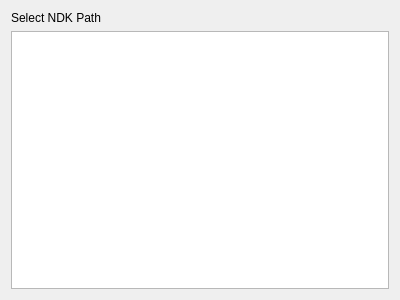
The window that src/plugins/qnx/blackberryinstallwizardndkpage.ui (qt-creator/qt-creator) describes before a commit, drawn with Qt 5.
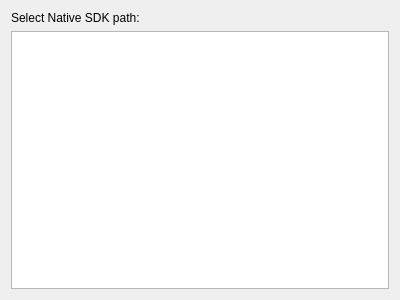
The same window after the commit.

Commit message: Qnx: Add missing titles to install wizard pages

Diff of the .ui file:
```diff
--- a/src/plugins/qnx/blackberryinstallwizardndkpage.ui
+++ b/src/plugins/qnx/blackberryinstallwizardndkpage.ui
@@ -17,7 +17,7 @@
    <item>
     <widget class="QLabel" name="label">
      <property name="text">
-      <string>Select NDK Path</string>
+      <string>Select Native SDK path:</string>
      </property>
     </widget>
    </item>
```
The commit also changes 1 other file.
